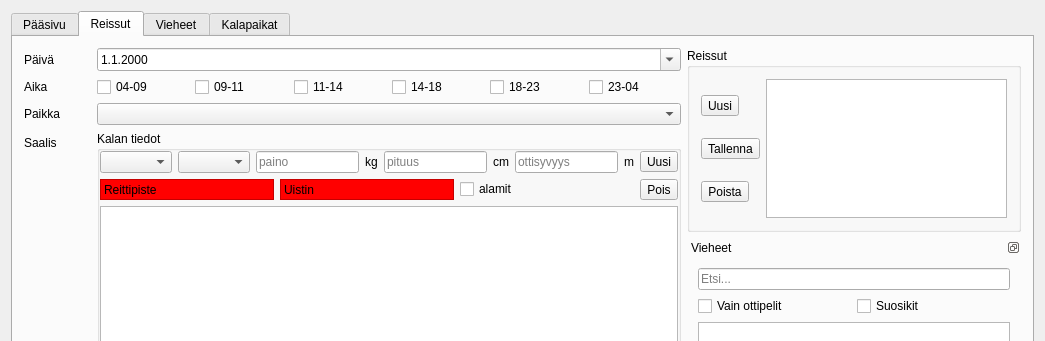
Before: the Qt Designer form mainwindow.ui in samuliwritescode/uistelupaivakirja-desktop, drawn with Qt 5; both pictures show x 0 to 1045 and y 0 to 341 of the 1045 by 908 pixel window.
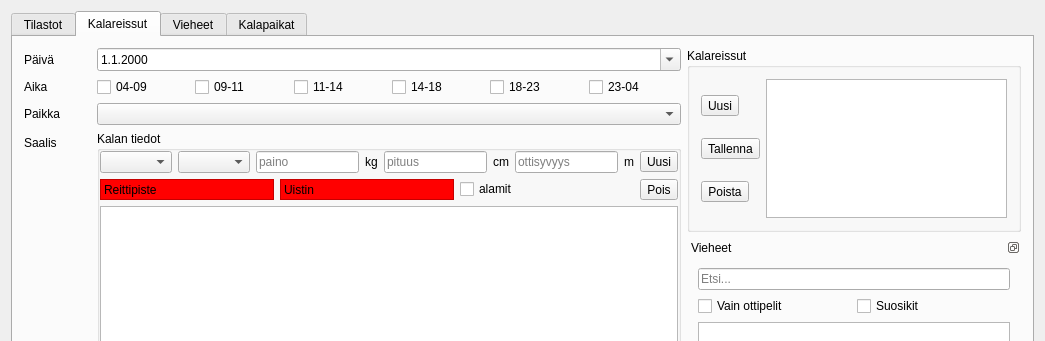
After: the same form once the commit is applied. Icons and pictures are not drawn.

```diff
--- a/mainwindow.ui
+++ b/mainwindow.ui
@@ -75,7 +75,7 @@
          <normaloff>:/res/mainlogo.png</normaloff>:/res/mainlogo.png</iconset>
        </attribute>
        <attribute name="title">
-        <string>Pääsivu</string>
+        <string>Tilastot</string>
        </attribute>
        <widget class="QCommandLinkButton" name="newTripBtn">
         <property name="geometry">
@@ -144,7 +144,7 @@
          <normaloff>:/res/reissu.png</normaloff>:/res/reissu.png</iconset>
        </attribute>
        <attribute name="title">
-        <string>Reissut</string>
+        <string>Kalareissut</string>
        </attribute>
        <layout class="QHBoxLayout" name="horizontalLayout_24">
         <item>
@@ -696,7 +696,7 @@
              </sizepolicy>
             </property>
             <property name="title">
-             <string>Reissut</string>
+             <string>Kalareissut</string>
             </property>
             <layout class="QHBoxLayout" name="horizontalLayout_7">
              <item>
```
Left out of the diff: 4 changed lines with no effect on the pictures.
